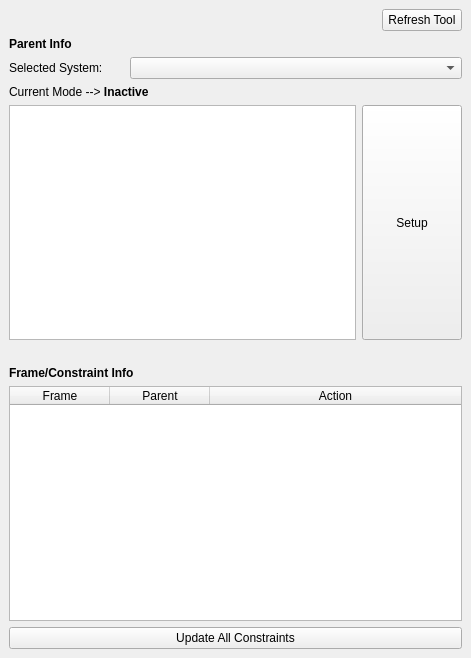
This is dpAutoRigSystem/Extras/Ui/uiSpaceSwitcher.ui in nilouco/dpAutoRigSystem as Qt 5 draws it before an edit. The edited form follows.
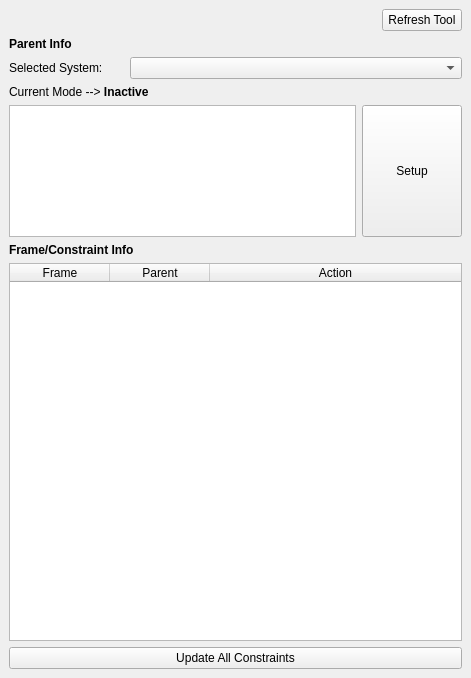
This is the edited form.

Commit message: close #25 - Second tool iteration is totally functionnal and easilly useable. Need to write a documentation and support constraint on only the position or rotation. Also need more testing

The edit to the form file:
```diff
--- a/dpAutoRigSystem/Extras/Ui/uiSpaceSwitcher.ui
+++ b/dpAutoRigSystem/Extras/Ui/uiSpaceSwitcher.ui
@@ -7,7 +7,7 @@
     <x>0</x>
     <y>0</y>
     <width>471</width>
-    <height>658</height>
+    <height>678</height>
    </rect>
   </property>
   <property name="sizeIncrement">
@@ -23,7 +23,13 @@
    <string>Space Switcher</string>
   </property>
   <widget class="QWidget" name="centralwidget">
-   <layout class="QVBoxLayout" name="verticalLayout">
+   <property name="sizePolicy">
+    <sizepolicy hsizetype="Preferred" vsizetype="Fixed">
+     <horstretch>0</horstretch>
+     <verstretch>0</verstretch>
+    </sizepolicy>
+   </property>
+   <layout class="QVBoxLayout" name="verticalLayout_3">
     <item>
      <layout class="QHBoxLayout" name="horizontalLayout_2">
       <item>
@@ -49,6 +55,27 @@
      </layout>
     </item>
     <item>
+     <widget class="QWidget" name="bottomWidget" native="true">
+      <property name="sizePolicy">
+       <sizepolicy hsizetype="Expanding" vsizetype="Maximum">
+        <horstretch>0</horstretch>
+        <verstretch>0</verstretch>
+       </sizepolicy>
+      </property>
+      <property name="maximumSize">
+       <size>
+        <width>16777215</width>
+        <height>200</height>
+       </size>
+      </property>
+      <layout class="QVBoxLayout" name="verticalLayout">
+       <property name="sizeConstraint">
+        <enum>QLayout::SetDefaultConstraint</enum>
+       </property>
+       <property name="margin">
+        <number>0</number>
+       </property>
+       <item>
      <widget class="QLabel" name="lblSetupInfo">
       <property name="text">
        <string>&lt;b&gt;Parent Info&lt;/b&gt;</string>
@@ -119,22 +146,11 @@
       </item>
      </layout>
     </item>
-    <item>
-     <spacer name="spcMiddle">
-      <property name="orientation">
-       <enum>Qt::Horizontal</enum>
-      </property>
-      <property name="sizeType">
-       <enum>QSizePolicy::Expanding</enum>
-      </property>
-      <property name="sizeHint" stdset="0">
-       <size>
-        <width>458</width>
-        <height>20</height>
-       </size>
-      </property>
-     </spacer>
+      </layout>
+     </widget>
     </item>
+    <item>
+     <layout class="QVBoxLayout" name="verticalLayout_2">
     <item>
      <widget class="QLabel" name="lblFrameInfo">
       <property name="text">
@@ -199,6 +215,18 @@
      </widget>
     </item>
    </layout>
+    </item>
+   </layout>
+  </widget>
+  <widget class="QMenuBar" name="menuBar">
+   <property name="geometry">
+    <rect>
+     <x>0</x>
+     <y>0</y>
+     <width>471</width>
+     <height>25</height>
+    </rect>
+   </property>
   </widget>
  </widget>
  <resources/>
```
Lines whose indentation alone changed are shown as unchanged. The commit also changes 3 other files.
